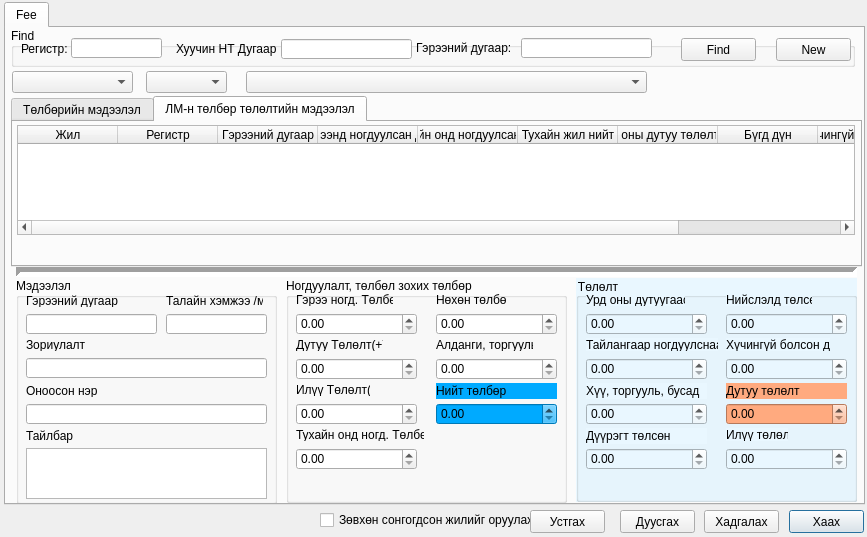
First picture: the form in view/ParcelInfoFeeDialog.ui, repository teamlm2/lm2_mgis, before the edit.
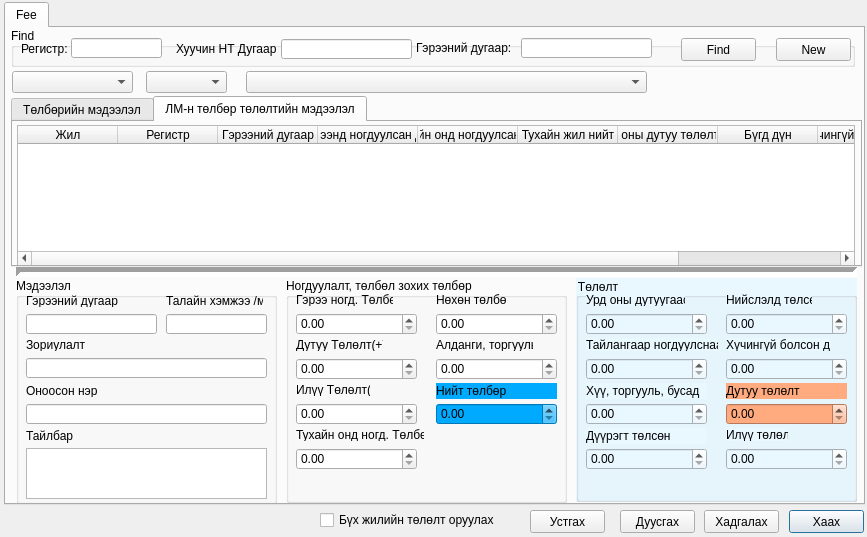
Second picture: the form after the edit. The open tabs and pages were chosen to show the change. Icons and pictures are not drawn.

Patch:
```diff
--- a/view/ParcelInfoFeeDialog.ui
+++ b/view/ParcelInfoFeeDialog.ui
@@ -844,7 +844,7 @@
          <x>4</x>
          <y>3</y>
          <width>838</width>
-         <height>110</height>
+         <height>141</height>
         </rect>
        </property>
        <property name="sortingEnabled">
@@ -971,7 +971,7 @@
     </rect>
    </property>
    <property name="text">
-    <string>Зөвхөн сонгогдсон жилийг оруулах</string>
+    <string>Бүх жилийн төлөлт оруулах</string>
    </property>
    <property name="checked">
     <bool>false</bool>
```
Left out of the diff: 2 changed lines with no effect on the pictures.
